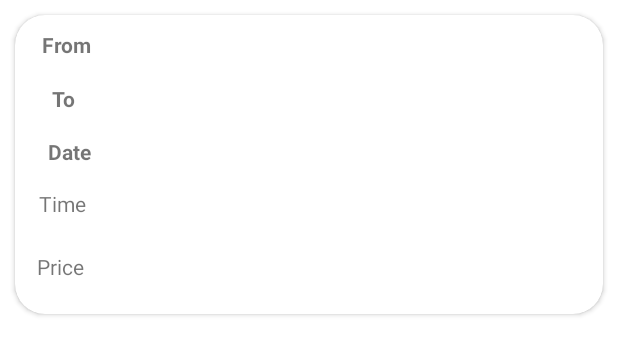
After one commit to OdayMahamid/flight_booking_OAM, an Android app: the layout manager_flights.xml on its own in the app's theme, with its tools: preview values and no code run, on a phone screen of 412 x 824 dp. The commit adds this screen. Shown: the top 355 px of the screen. Run offline under Robolectric (Android 15) with nearby library versions, the phone set to English and light mode, and no system bars.

Commit message:
manager profile

```diff
--- a/app/src/main/java/com/example/flightsbookingapp/myadapter.java
+++ b/app/src/main/java/com/example/flightsbookingapp/myadapter.java
@@ -61,6 +61,7 @@ public class   myadapter extends FirebaseRecyclerAdapter<flights,myadapter.myvie
                 flights u = new flights(from_text.getText().toString(), dest_text.getText().toString(), date_text.getText().toString(),cost_text.getText().toString());
                 DatabaseReference ref1= FirebaseDatabase.getInstance().getReference("users/"+ Objects.requireNonNull(ref.getCurrentUser()).getUid()+"/user_flights/"+u.getTo());
                 ref1.child(ref.getCurrentUser().getUid()).setValue(u);
+
             });
         }
 
--- /dev/null
+++ b/app/src/main/res/layout/manager_flights.xml
@@ -0,0 +1,148 @@
+<?xml version="1.0" encoding="utf-8"?>
+<androidx.cardview.widget.CardView
+    xmlns:android="http://schemas.android.com/apk/res/android"
+    xmlns:app="http://schemas.android.com/apk/res-auto"
+    xmlns:tools="http://schemas.android.com/tools"
+    android:layout_width="match_parent"
+    android:layout_height="wrap_content"
+    android:layout_marginHorizontal="10dp"
+    android:layout_marginTop="10dp"
+    android:layout_marginBottom="20dp"
+    android:scrollbars="vertical"
+    app:cardCornerRadius="20dp">
+
+
+    <androidx.constraintlayout.widget.ConstraintLayout
+        android:layout_width="match_parent"
+        android:layout_height="199dp">
+
+        <TextView
+            android:id="@+id/textView1"
+            android:layout_width="wrap_content"
+            android:layout_height="wrap_content"
+            android:text="From"
+            android:textStyle="bold"
+            app:layout_constraintBottom_toBottomOf="parent"
+            app:layout_constraintEnd_toEndOf="parent"
+            app:layout_constraintHorizontal_bias="0.05"
+            app:layout_constraintStart_toStartOf="parent"
+            app:layout_constraintTop_toTopOf="parent"
+            app:layout_constraintVertical_bias="0.057" />
+
+        <TextView
+            android:id="@+id/from"
+            android:layout_width="0dp"
+            android:layout_height="wrap_content"
+            android:layout_marginStart="16dp"
+            android:layout_marginEnd="16dp"
+            app:layout_constraintBottom_toBottomOf="parent"
+            app:layout_constraintEnd_toEndOf="parent"
+            app:layout_constraintHorizontal_bias="0.0"
+            app:layout_constraintStart_toEndOf="@+id/textView1"
+            app:layout_constraintTop_toTopOf="parent"
+            app:layout_constraintVertical_bias="0.055" />
+
+        <TextView
+            android:id="@+id/textView2"
+            android:layout_width="wrap_content"
+            android:layout_height="wrap_content"
+            android:layout_marginTop="16dp"
+            android:text="To"
+            android:textStyle="bold"
+            app:layout_constraintBottom_toBottomOf="parent"
+            app:layout_constraintEnd_toEndOf="parent"
+            app:layout_constraintHorizontal_bias="0.065"
+            app:layout_constraintStart_toStartOf="parent"
+            app:layout_constraintTop_toBottomOf="@+id/textView1"
+            app:layout_constraintVertical_bias="0.004" />
+
+        <TextView
+            android:id="@+id/to"
+            android:layout_width="0dp"
+            android:layout_height="wrap_content"
+            android:layout_marginStart="16dp"
+            android:layout_marginTop="16dp"
+            android:layout_marginEnd="16dp"
+            app:layout_constraintBottom_toBottomOf="parent"
+            app:layout_constraintEnd_toEndOf="parent"
+            app:layout_constraintHorizontal_bias="0.0"
+            app:layout_constraintStart_toEndOf="@+id/textView2"
+            app:layout_constraintTop_toBottomOf="@+id/from"
+            app:layout_constraintVertical_bias="0.0" />
+
+        <TextView
+            android:id="@+id/textView3"
+            android:layout_width="wrap_content"
+            android:layout_height="wrap_content"
+            android:layout_marginTop="16dp"
+            android:layout_marginBottom="16dp"
+            android:text="Date"
+            android:textStyle="bold"
+            app:layout_constraintBottom_toBottomOf="parent"
+            app:layout_constraintEnd_toEndOf="parent"
+            app:layout_constraintHorizontal_bias="0.06"
+            app:layout_constraintStart_toStartOf="parent"
+            app:layout_constraintTop_toBottomOf="@+id/textView2"
+            app:layout_constraintVertical_bias="0.0" />
+
+        <TextView
+            android:id="@+id/date"
+            android:layout_width="0dp"
+            android:layout_height="wrap_content"
+            android:layout_marginStart="16dp"
+            android:layout_marginTop="16dp"
+            android:layout_marginEnd="16dp"
+            android:layout_marginBottom="16dp"
+            app:layout_constraintBottom_toBottomOf="parent"
+            app:layout_constraintEnd_toEndOf="parent"
+            app:layout_constraintHorizontal_bias="0.0"
+            app:layout_constraintStart_toEndOf="@+id/textView3"
+            app:layout_constraintTop_toBottomOf="@+id/to"
+            app:layout_constraintVertical_bias="0.0" />
+
+        <TextView
+            android:id="@+id/time"
+            android:layout_width="wrap_content"
+            android:layout_height="wrap_content"
+            android:text="Time"
+            app:layout_constraintBottom_toBottomOf="parent"
+            app:layout_constraintEnd_toEndOf="parent"
+            app:layout_constraintHorizontal_bias="0.044"
+            app:layout_constraintStart_toStartOf="parent"
+            app:layout_constraintTop_toTopOf="parent"
+            app:layout_constraintVertical_bias="0.644" />
+
+        <TextView
+            android:id="@+id/timetext"
+            android:layout_width="313dp"
+            android:layout_height="19dp"
+            app:layout_constraintBottom_toBottomOf="parent"
+            app:layout_constraintEnd_toEndOf="parent"
+            app:layout_constraintHorizontal_bias="0.428"
+            app:layout_constraintStart_toEndOf="@+id/time"
+            app:layout_constraintTop_toBottomOf="@+id/date"
+            app:layout_constraintVertical_bias="0.2" />
+
+        <TextView
+            android:id="@+id/textView8"
+            android:layout_width="wrap_content"
+            android:layout_height="wrap_content"
+            android:text="Price"
+            app:layout_constraintBottom_toBottomOf="parent"
+            app:layout_constraintEnd_toStartOf="@+id/price"
+            app:layout_constraintStart_toStartOf="parent"
+            app:layout_constraintTop_toBottomOf="@+id/time" />
+
+        <TextView
+            android:id="@+id/price"
+            android:layout_width="221dp"
+            android:layout_height="19dp"
+            app:layout_constraintBottom_toBottomOf="parent"
+            app:layout_constraintEnd_toEndOf="parent"
+            app:layout_constraintHorizontal_bias="0.356"
+            app:layout_constraintStart_toStartOf="parent"
+            app:layout_constraintTop_toBottomOf="@+id/timetext"
+            app:layout_constraintVertical_bias="0.488" />
+
+    </androidx.constraintlayout.widget.ConstraintLayout>
+</androidx.cardview.widget.CardView>
```
Also changed, not shown: app/src/main/java/com/example/flightsbookingapp/flightsadabter.java (added, +91 -0 lines), app/src/main/java/com/example/flightsbookingapp/manager_profile.java (+50 -1 lines), app/src/main/res/layout/activity_managerprofile.xml (+5 -2 lines), app/src/main/res/drawable/back_button.png (added), app/src/main/res/drawable/home.png (added).
